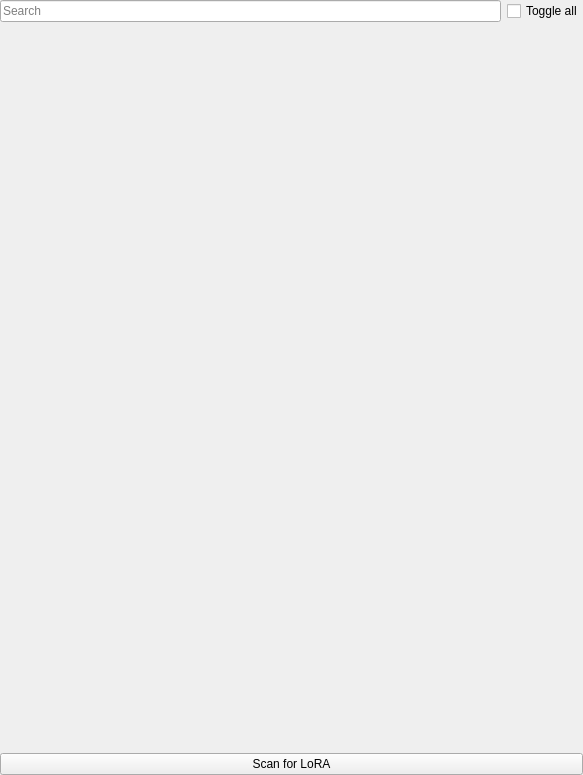
First picture: the form in src/airunner/widgets/lora/templates/lora_container.ui, repository Capsize-Games/airunner, before the edit.
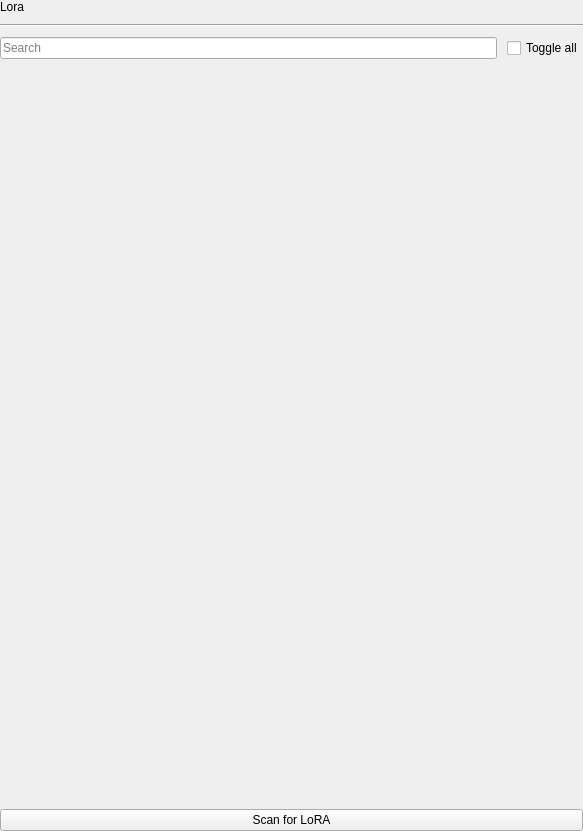
Second picture: the form after the edit.

What changed in the file:
```diff
--- a/src/airunner/widgets/lora/templates/lora_container.ui
+++ b/src/airunner/widgets/lora/templates/lora_container.ui
@@ -7,7 +7,7 @@
     <x>0</x>
     <y>0</y>
     <width>583</width>
-    <height>775</height>
+    <height>831</height>
    </rect>
   </property>
   <property name="windowTitle">
@@ -26,8 +26,31 @@
    <property name="bottomMargin">
     <number>0</number>
    </property>
-   <item row="0" column="0" colspan="2">
+   <property name="horizontalSpacing">
+    <number>0</number>
+   </property>
+   <property name="verticalSpacing">
+    <number>10</number>
+   </property>
+   <item row="0" column="0">
+    <widget class="QLabel" name="label">
+     <property name="text">
+      <string>Lora</string>
+     </property>
+    </widget>
+   </item>
+   <item row="1" column="0">
+    <widget class="Line" name="line">
+     <property name="orientation">
+      <enum>Qt::Orientation::Horizontal</enum>
+     </property>
+    </widget>
+   </item>
+   <item row="2" column="0">
     <layout class="QHBoxLayout" name="horizontalLayout">
+     <property name="spacing">
+      <number>10</number>
+     </property>
      <item>
       <widget class="QLineEdit" name="lineEdit">
        <property name="placeholderText">
@@ -55,7 +78,7 @@
      </item>
     </layout>
    </item>
-   <item row="1" column="0">
+   <item row="3" column="0">
     <widget class="QScrollArea" name="lora_scroll_area">
      <property name="font">
       <font>
@@ -76,8 +99,8 @@
        <rect>
         <x>0</x>
         <y>0</y>
-        <width>577</width>
-        <height>711</height>
+        <width>583</width>
+        <height>719</height>
        </rect>
       </property>
       <layout class="QGridLayout" name="gridLayout_2">
@@ -93,11 +116,17 @@
        <property name="bottomMargin">
         <number>0</number>
        </property>
+       <property name="horizontalSpacing">
+        <number>0</number>
+       </property>
+       <property name="verticalSpacing">
+        <number>10</number>
+       </property>
       </layout>
      </widget>
     </widget>
    </item>
-   <item row="2" column="0" colspan="2">
+   <item row="4" column="0">
     <widget class="QPushButton" name="pushButton">
      <property name="text">
       <string>Scan for LoRA</string>
```
